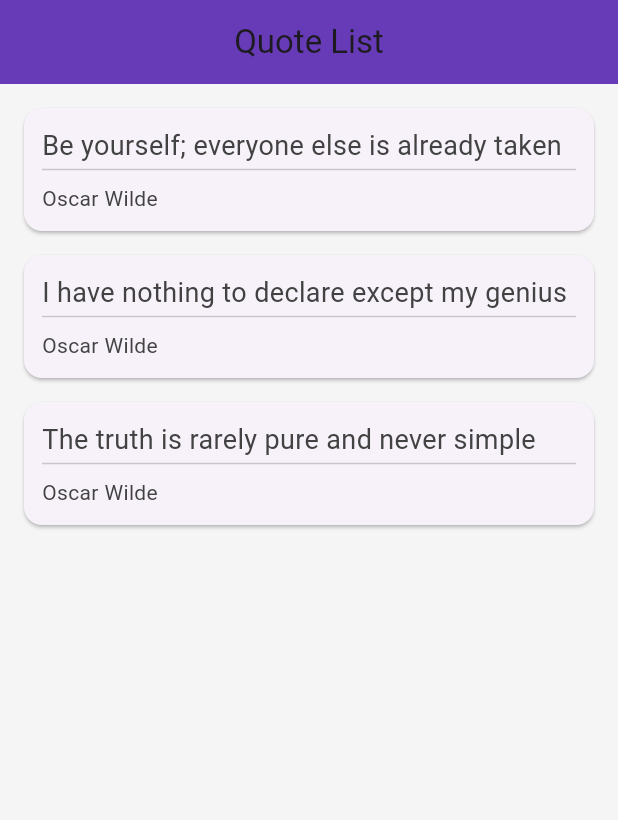
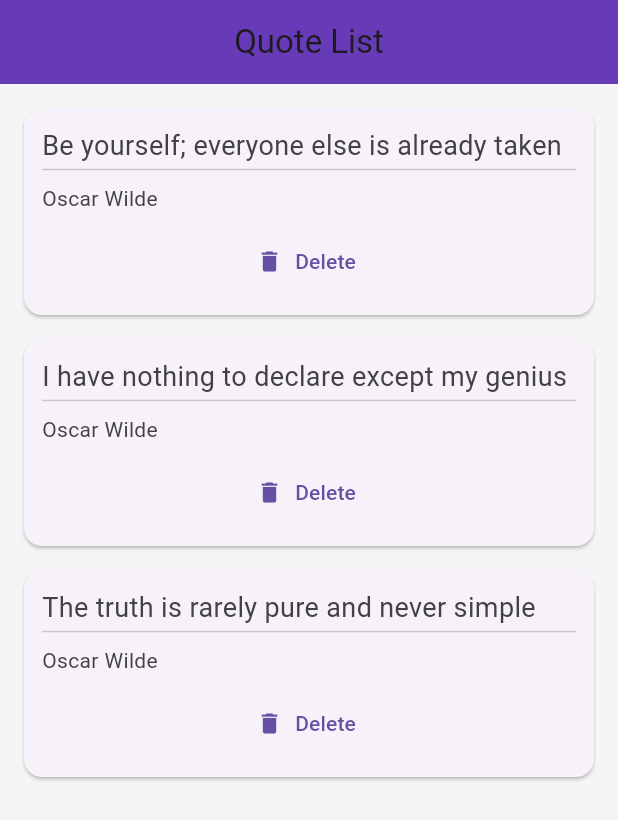
Before and after one commit to DanishAlifArsan/Belajar-Flutter, a Flutter app: the screen it shows after launch, on a phone screen of 412 x 824 dp. Shown: the top 820 px of the screen. Run offline on Flutter 3.47's test engine with Material 3 defaults, Android fonts, the phone set to English and light mode, and no system bars.

Commit message:
add delete button

```diff
--- a/lib/main.dart
+++ b/lib/main.dart
@@ -38,7 +38,14 @@ class _QuoteListState extends State<QuoteList> {
         elevation: 0,
       ),
       body: Column(
-        children: quoteList.map((quote) => QuoteWidget(quote: quote)).toList(),
+        children: quoteList.map((quote) => QuoteWidget(
+            quote: quote,
+            delete: () {
+              setState(() {
+                quoteList.remove(quote);
+              });
+            }
+        )).toList(),
       ),
     );
   }
--- a/lib/quoteWidget.dart
+++ b/lib/quoteWidget.dart
@@ -3,7 +3,8 @@ import 'quote.dart';
 
 class QuoteWidget extends StatelessWidget {
   late final Quote quote;
-  QuoteWidget({required this.quote});
+  late final Function delete;
+  QuoteWidget({required this.quote, required this.delete});
 
   @override
   Widget build(BuildContext context) {
@@ -29,7 +30,13 @@ class QuoteWidget extends StatelessWidget {
                   color: Colors.grey[800],
                   fontSize: 14
               ),
-            )
+            ),
+            SizedBox(height: 8),
+            TextButton.icon(
+              onPressed: () => delete(),
+              label: Text("Delete"),
+              icon: Icon(Icons.delete),
+            ),
           ],
         ),
       ),
```
